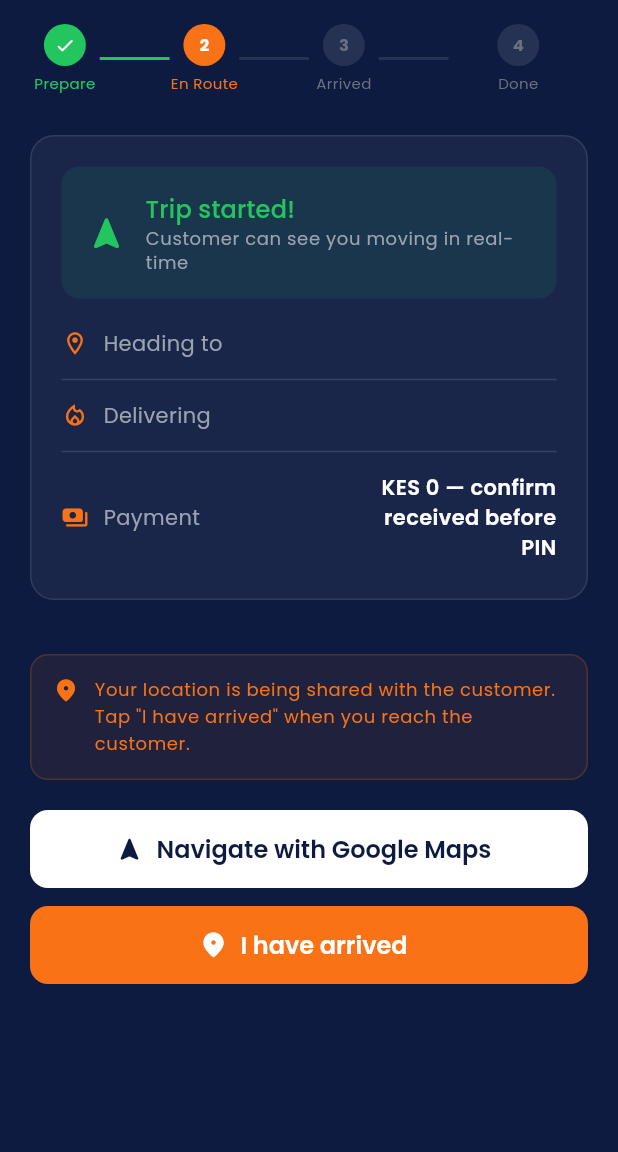
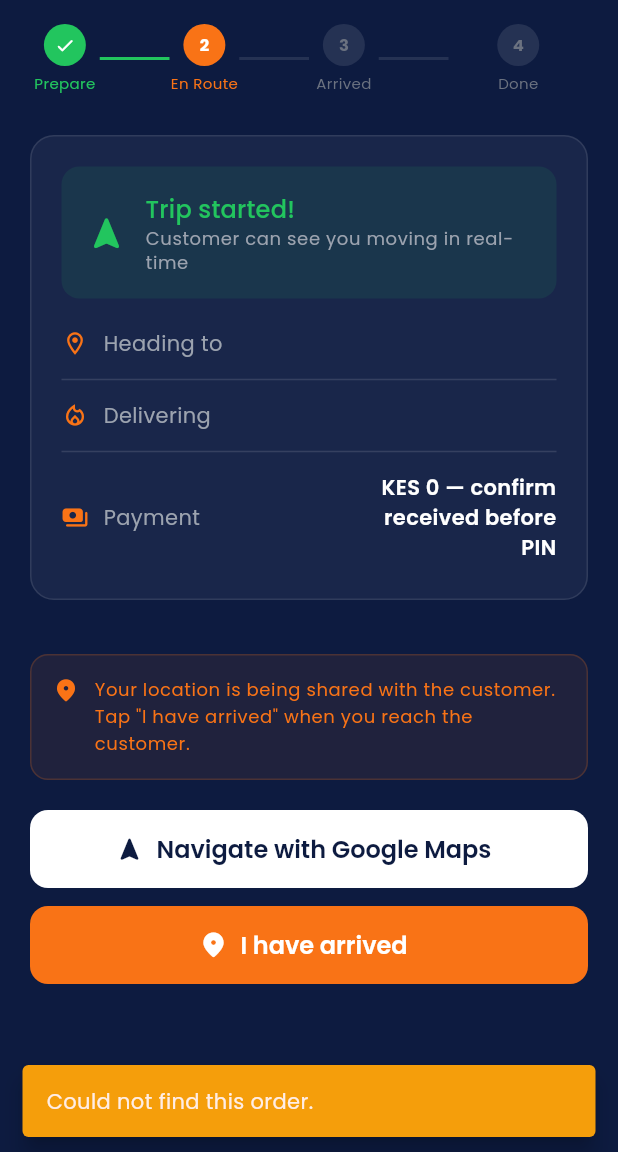
Before and after one commit to xadaka19/mobigas, a Flutter app: the VendorOrderScreen screen opened directly with empty values, after a tap on "Start trip", on a phone screen of 412 x 824 dp, the part 84-1236 px from its top. Run offline on Flutter 3.47's test engine with Material 3 defaults, Android fonts, the phone set to English and light mode, and no system bars; our stand-ins replace cloud_firestore, cloud_functions, device_info_plus, dio, firebase_auth, firebase_core and 18 more; missing offline and left inert: firebase_app_check, geoflutterfire_plus, safe_device; accounts and stored records are empty.

Commit message:
New update

```diff
--- a/lib/core/services/location_service.dart
+++ b/lib/core/services/location_service.dart
@@ -1,83 +1,181 @@
 import 'dart:async';
+import 'package:flutter/foundation.dart';
+import 'package:firebase_auth/firebase_auth.dart';
 import 'package:geolocator/geolocator.dart';
 import 'package:cloud_firestore/cloud_firestore.dart';
 import 'package:mobigas/core/services/firebase_service.dart';
+
+/// Why tracking didn't start, so the vendor screen can say something
+/// useful instead of showing a map that never moves.
+enum TrackingResult {
+  started,
+  locationServicesOff,
+  permissionDenied,
+  permissionDeniedForever,
+  notSignedIn,
+  orderNotFound,
+}
 
 class LocationService {
   static StreamSubscription<Position>? _locationSubscription;
   static String? _activeOrderId;
 
-  // Start tracking vendor location for an order
-  static Future<void> startTracking(String orderId) async {
+  /// Resolved once per delivery. The old code ran a full
+  /// `where('orderId', isEqualTo: ...)` collection query on EVERY
+  /// position update — one query plus one write per 10 metres of
+  /// road. A 5 km delivery was ~500 needless queries.
+  static DocumentReference? _orderRef;
+
+  static bool get isTracking => _locationSubscription != null;
+
+  /// Streams the vendor's own position onto the order document for the
+  /// duration of a delivery they are making themselves. (When a rider
+  /// delivers, vendor_order_screen never calls this — the rider's web
+  /// page writes riderLocation instead, tagged 'rider_link'.)
+  ///
+  /// Returns why it couldn't start, so the caller can tell the vendor
+  /// rather than leaving them with a delivery that silently isn't
+  /// being tracked.
+  static Future<TrackingResult> startTracking(String orderId) async {
+    // Starting a second delivery, or a screen rebuild calling this
+    // twice, used to leave the first stream running — two streams
+    // from one phone writing to two different orders.
+    await stopTracking();
+
+    final uid = FirebaseAuth.instance.currentUser?.uid;
+    if (uid == null) return TrackingResult.notSignedIn;
+
+    if (!await Geolocator.isLocationServiceEnabled()) {
+      return TrackingResult.locationServicesOff;
+    }
+
+    var permission = await Geolocator.checkPermission();
+    if (permission == LocationPermission.denied) {
+      // The old code discarded this return value, so a vendor who
+      // tapped "Deny" got a stream that threw into the void.
+      permission = await Geolocator.requestPermission();
+    }
+    if (permission == LocationPermission.deniedForever) {
+      return TrackingResult.permissionDeniedForever;
+    }
+    if (permission == LocationPermission.denied) {
+      return TrackingResult.permissionDenied;
+    }
+
+    // The vendorId filter is not decoration. Once the orders rules are
+    // scoped to the parties on an order, a query that filters only by
+    // orderId cannot be proven safe by Firestore and is rejected
+    // outright — even for the vendor who owns the order.
+    final snap = await FirebaseService.orders
+        .where('orderId', isEqualTo: orderId)
+        .where('vendorId', isEqualTo: uid)
+        .limit(1)
+        .get();
+    if (snap.docs.isEmpty) return TrackingResult.orderNotFound;
+
     _activeOrderId = orderId;
-
-    final permission = await Geolocator.checkPermission();
-    if (permission == LocationPermission.denied) {
-      await Geolocator.requestPermission();
-    }
+    _orderRef = snap.docs.first.reference;
 
     _locationSubscription = Geolocator.getPositionStream(
       locationSettings: AndroidSettings(
         accuracy: LocationAccuracy.high,
         distanceFilter: 10, // update every 10 meters
-        // Required for Android to keep sending location updates once
-        // the app is backgrounded or the screen is off. Without this,
-        // the OS throttles/kills the stream shortly after the vendor
-        // leaves the app, and the customer's live map goes stale.
+        // Keeps location updates flowing once the vendor backgrounds
+        // the app or the screen sleeps. This foreground service — not
+        // ACCESS_BACKGROUND_LOCATION — is what makes background
+        // tracking work, and keeps the release out of Play's
+        // background-location review.
         foregroundNotificationConfig: const ForegroundNotificationConfig(
           notificationTitle: 'MobiGas delivery in progress',
           notificationText: 'Sharing your location with the customer',
           enableWakeLock: true,
         ),
       ),
-    ).listen((Position position) {
+    ).listen(
+      (position) {
+        // A position can arrive after stopTracking() cancelled the
+        // stream but before the cancel resolves. Don't resurrect a
+        // finished delivery's riderLocation.
+        if (_activeOrderId != orderId) return;
         _updateOrderLocation(orderId, position);
-    });
+      },
+      onError: (e) => debugPrint('LocationService: position stream error: $e'),
+    );
+
+    return TrackingResult.started;
   }
 
   static Future<void> _updateOrderLocation(
       String orderId, Position position) async {
+    final ref = _orderRef;
+    if (ref == null) return;
     try {
-      final snap = await FirebaseService.orders
-          .where('orderId', isEqualTo: orderId)
-          .get();
-
-      if (snap.docs.isNotEmpty) {
-        await snap.docs.first.reference.update({
+      await ref.update({
         'riderLocation': {
           'lat': position.latitude,
           'lng': position.longitude,
           'timestamp': FieldValue.serverTimestamp(),
         },
+        // Stamped explicitly so vendor_order_screen can tell this
+        // phone's GPS apart from a rider-link position. Without it, a
+        // stale 'rider_link' value from an earlier attempt would make
+        // the vendor's own map draw a rider marker on top of their
+        // own myLocationEnabled dot.
+        'riderLocationSource': 'vendor_phone',
       });
-      }
     } catch (e) {
-      // Location update failed silently
+      // NOT silent. If the orders rules restrict updates to an
+      // allowlist of fields, this is permission-denied on every single
+      // position — the vendor's delivery looks fine while the
+      // customer's map never moves, and nothing anywhere says why.
+      debugPrint('LocationService: riderLocation write failed for '
+          '$orderId — $e');
     }
   }
 
-  static void stopTracking() {
-    _locationSubscription?.cancel();
+  /// Awaitable, so callers can be sure the stream is down and the
+  /// stale pin is cleared before they navigate away.
+  ///
+  /// When a rider is delivering, startTracking was never called, so
+  /// _orderRef is null and this correctly leaves the rider's own
+  /// position on the document.
+  static Future<void> stopTracking() async {
+    await _locationSubscription?.cancel();
     _locationSubscription = null;
 
-    // Clear rider location from order
-    if (_activeOrderId != null) {
-      FirebaseService.orders
-          .where('orderId', isEqualTo: _activeOrderId)
-          .get()
-          .then((snap) {
-        if (snap.docs.isNotEmpty) {
-          snap.docs.first.reference.update({
+    final ref = _orderRef;
+    _orderRef = null;
+    _activeOrderId = null;
+
+    if (ref == null) return;
+    try {
+      await ref.update({
         'riderLocation': FieldValue.delete(),
+        'riderLocationSource': FieldValue.delete(),
       });
+    } catch (e) {
+      debugPrint('LocationService: could not clear riderLocation — $e');
     }
-      });
-    }
-    _activeOrderId = null;
   }
 
+  /// One-shot position, for the location pickers. Does not use the
+  /// foreground service.
   static Future<Position> getCurrentPosition() async {
-    return await Geolocator.getCurrentPosition(
+    if (!await Geolocator.isLocationServiceEnabled()) {
+      throw const LocationServiceDisabledException();
+    }
+    var permission = await Geolocator.checkPermission();
+    if (permission == LocationPermission.denied) {
+      permission = await Geolocator.requestPermission();
+    }
+    if (permission == LocationPermission.denied ||
+        permission == LocationPermission.deniedForever) {
+      // Previously this went straight to getCurrentPosition() and
+      // threw a raw PermissionDeniedException from deep inside the
+      // plugin, which the callers' `catch (_) {}` swallowed.
+      throw PermissionDeniedException('Location permission denied');
+    }
+    return Geolocator.getCurrentPosition(
       locationSettings: const LocationSettings(
         accuracy: LocationAccuracy.high,
       ),
--- a/lib/features/vendor/screens/vendor_order_screen.dart
+++ b/lib/features/vendor/screens/vendor_order_screen.dart
@@ -9,7 +9,6 @@ import 'package:url_launcher/url_launcher.dart';
 import 'package:mobigas/core/services/screen_security_service.dart';
 import 'package:mobigas/core/theme/app_theme.dart';
 import 'package:mobigas/core/services/firebase_service.dart';
-import 'package:mobigas/core/services/firestore_service.dart';
 import 'package:mobigas/core/services/location_service.dart';
 import 'package:mobigas/core/models/app_models.dart';
 import 'package:mobigas/features/shared/order_chat_screen.dart';
@@ -56,18 +55,29 @@ class _VendorOrderScreenState extends State<VendorOrderScreen> {
     ScreenSecurityService.enableSecureMode();
   }
 
+  /// Every read of the order document must prove to Firestore that
+  /// this vendor is a party to it. Under the scoped `orders` rules a
+  /// query filtered on orderId ALONE is rejected outright — Firestore
+  /// cannot know the result belongs to you, so it refuses rather than
+  /// leak. Two equality filters need no composite index.
+  Future<DocumentReference?> _orderRef() async {
+    final uid = FirebaseAuth.instance.currentUser?.uid;
+    if (uid == null) return null;
+    final snap = await FirebaseService.orders
+        .where('orderId', isEqualTo: widget.order.orderId)
+        .where('vendorId', isEqualTo: uid)
+        .limit(1)
+        .get();
+    return snap.docs.isEmpty ? null : snap.docs.first.reference;
+  }
+
   /// Watches riderLocation on the order doc — the field the rider's
   /// tracking page writes — so the vendor sees their rider moving on
   /// the en-route map exactly like the customer does.
   void _watchRiderPosition() {
-    FirebaseService.orders
-        .where('orderId', isEqualTo: widget.order.orderId)
-        .limit(1)
-        .get()
-        .then((snap) {
-      if (snap.docs.isEmpty || !mounted) return;
-      _riderPositionSub =
-          snap.docs.first.reference.snapshots().listen((doc) {
+    _orderRef().then((ref) {
+      if (ref == null || !mounted) return;
+      _riderPositionSub = ref.snapshots().listen((doc) {
         if (!mounted) return;
         final data = doc.data() as Map<String, dynamic>?;
         final loc = data?['riderLocation'] as Map<String, dynamic>?;
@@ -100,11 +110,10 @@ class _VendorOrderScreenState extends State<VendorOrderScreen> {
 
     // Load customer coordinates from Firestore
     try {
-      final snap = await FirebaseService.orders
-          .where('orderId', isEqualTo: widget.order.orderId)
-          .get();
-      if (snap.docs.isNotEmpty) {
-        final data = snap.docs.first.data() as Map<String, dynamic>;
+      final ref = await _orderRef();
+      final doc = await ref?.get();
+      final data = doc?.data() as Map<String, dynamic>?;
+      if (data != null) {
         final cLat = (data['customerLatitude'] ?? 0.0).toDouble();
         final cLng = (data['customerLongitude'] ?? 0.0).toDouble();
         if (cLat != 0 && mounted) {
@@ -114,16 +123,19 @@ class _VendorOrderScreenState extends State<VendorOrderScreen> {
           });
         }
       }
-    } catch (_) {}
+    } catch (e) {
+      // Not silent. A permission-denied here means the orders rules
+      // reject this vendor's read, and the delivery map will open on
+      // nothing with no explanation.
+      debugPrint('VendorOrderScreen: could not load customer coords — \$e');
+    }
   }
 
   Future<void> _updateStatus(OrderStatus status,
       {Map<String, dynamic>? extra}) async {
-    final snap = await FirebaseService.orders
-        .where('orderId', isEqualTo: widget.order.orderId)
-        .get();
-    if (snap.docs.isNotEmpty) {
-      await snap.docs.first.reference.update({
+    final ref = await _orderRef();
+    if (ref != null) {
+      await ref.update({
         'status': status.name,
         'updatedAt': FieldValue.serverTimestamp(),
         if (_useRider && _riderNameController.text.isNotEmpty)
@@ -354,7 +366,28 @@ class _VendorOrderScreenState extends State<VendorOrderScreen> {
     // the moving rider. Only track this phone when the vendor
     // themselves is delivering.
     if (!_useRider) {
-      await LocationService.startTracking(widget.order.orderId);
+      final result = await LocationService.startTracking(widget.order.orderId);
+      // The trip still starts — a delivery without a live map is
+      // degraded, not broken. But the old code advanced to enRoute
+      // regardless, so a vendor who denied the location permission
+      // saw a normal delivery while the customer's map never moved.
+      if (result != TrackingResult.started && mounted) {
+        ScaffoldMessenger.of(context).showSnackBar(SnackBar(
+          content: Text(switch (result) {
+            TrackingResult.locationServicesOff =>
+              'Turn on location — the customer cannot see you on the map.',
+            TrackingResult.permissionDeniedForever =>
+              'Location is blocked. Enable it in Settings > Apps > MobiGas Vendor.',
+            TrackingResult.permissionDenied =>
+              'Without location the customer cannot track your delivery.',
+            TrackingResult.notSignedIn => 'You are signed out.',
+            TrackingResult.orderNotFound => 'Could not find this order.',
+            TrackingResult.started => '',
+          }),
+          backgroundColor: AppColors.warning,
+          behavior: SnackBarBehavior.floating,
+        ));
+      }
     }
     setState(() {
       _step = _Step.enRoute;
@@ -372,44 +405,65 @@ class _VendorOrderScreenState extends State<VendorOrderScreen> {
     });
   }
 
+  /// The PIN is checked on the SERVER, by the confirmDelivery callable.
+  ///
+  /// It used to be compared here, in Dart, against a `pin` field this
+  /// phone had already downloaded — so nothing anywhere verified the
+  /// customer had ever produced it, and a modified client could
+  /// confirm its own deliveries (and accrue the finder fee) with no
+  /// customer present. Firestore rules cannot close that: a rule can
+  /// only inspect values the client chooses to send.
+  ///
+  /// confirmDelivery is now the only writer of status 'delivered'. It
+  /// also clears riderLocation and rate-limits PIN attempts.
   Future<void> _verifyPin(String pin) async {
     setState(() {
       _isLoading = true;
       _pinError = false;
     });
 
-    final snap = await FirebaseService.orders
-        .where('orderId', isEqualTo: widget.order.orderId)
-        .get();
+    try {
+      final callable =
+          FirebaseFunctions.instance.httpsCallable('confirmDelivery');
+      await callable.call({
+        'orderId': widget.order.orderId,
+        'pin': pin,
+      });
 
-    if (snap.docs.isEmpty) {
-      setState(() {
-        _pinError = true;
-        _isLoading = false;
-      });
-      return;
-    }
-
-    final data = snap.docs.first.data() as Map<String, dynamic>;
-    if (pin == data['pin']) {
-      await snap.docs.first.reference.update({
-        'deliveredAt': FieldValue.serverTimestamp(),
-      });
-      // Status change goes through the service — it also accrues the
-      // 1% customer-finder fee. Do not write the delivered status
-      // directly, or the fee is never charged.
-      await FirestoreService.updateOrderStatus(
-          widget.order.orderId, OrderStatus.delivered);
-      LocationService.stopTracking();
+      await LocationService.stopTracking();
+      if (!mounted) return;
       setState(() {
         _step = _Step.confirmed;
         _isLoading = false;
       });
-    } else {
+    } on FirebaseFunctionsException catch (e) {
+      if (!mounted) return;
+      // invalid-argument is a wrong PIN — show it on the field, the
+      // way a wrong PIN always looked. Everything else is a real
+      // failure the vendor needs told about.
+      final wrongPin = e.code == 'invalid-argument';
       setState(() {
-        _pinError = true;
+        _pinError = wrongPin;
         _isLoading = false;
       });
+      if (!wrongPin) {
+        ScaffoldMessenger.of(context).showSnackBar(SnackBar(
+          content: Text(e.message ?? 'Could not confirm delivery.'),
+          backgroundColor: AppColors.error,
+          behavior: SnackBarBehavior.floating,
+        ));
+      }
+    } catch (e) {
+      if (!mounted) return;
+      setState(() {
+        _pinError = false;
+        _isLoading = false;
+      });
+      ScaffoldMessenger.of(context).showSnackBar(const SnackBar(
+        content: Text('No connection. Try confirming again.'),
+        backgroundColor: AppColors.error,
+        behavior: SnackBarBehavior.floating,
+      ));
     }
   }
 
```
Also changed, not shown: lib/core/services/firestore_service.dart (+48 -81 lines), lib/features/customer/screens/order_tracking_screen.dart (+7 -0 lines), 4 other files. Lines whose indentation alone changed are shown as unchanged.
